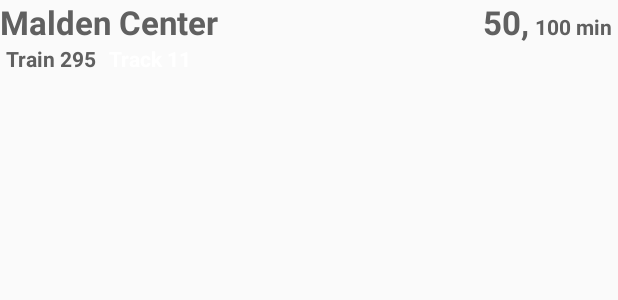
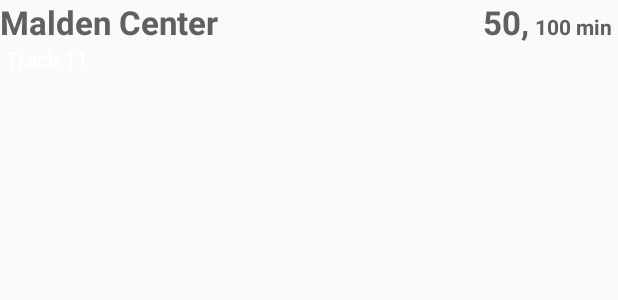
Before and after one commit to jackwtat/SimpleMBTA, an Android app: the layout prediction_view.xml on its own in the app's theme, with its tools: preview values and no code run, on a phone screen of 412 x 824 dp. Shown: the top 300 px of the screen. Run offline under Robolectric (Android 15) with nearby library versions, the phone set to English and light mode, and no system bars.

Commit message:
Removed train numbers to declutter UI

```diff
--- a/app/src/main/res/layout/prediction_view.xml
+++ b/app/src/main/res/layout/prediction_view.xml
@@ -43,23 +43,6 @@
             tools:text="100 min" />
     </LinearLayout>
 
-    <LinearLayout
-        android:id="@+id/commuter_rail_extras_layout"
-        android:layout_width="wrap_content"
-        android:layout_height="wrap_content"
-        android:gravity="center_vertical"
-        android:orientation="horizontal">
-
-        <TextView
-            android:id="@+id/train_number_text_view"
-            android:layout_width="wrap_content"
-            android:layout_height="wrap_content"
-            android:paddingLeft="4dp"
-            android:paddingRight="4dp"
-            android:textSize="14sp"
-            android:textStyle="bold"
-            tools:text="Train 295" />
-
     <TextView
         android:id="@+id/track_number_text_view"
         android:layout_width="wrap_content"
@@ -70,6 +53,4 @@
         android:textSize="14sp"
         android:textStyle="bold"
         tools:text="Track 11" />
-
 </LinearLayout>
-</LinearLayout>
```
Also changed, not shown: app/src/main/java/jackwtat/simplembta/views/PredictionView.java (+8 -22 lines). Lines whose indentation alone changed are shown as unchanged.
